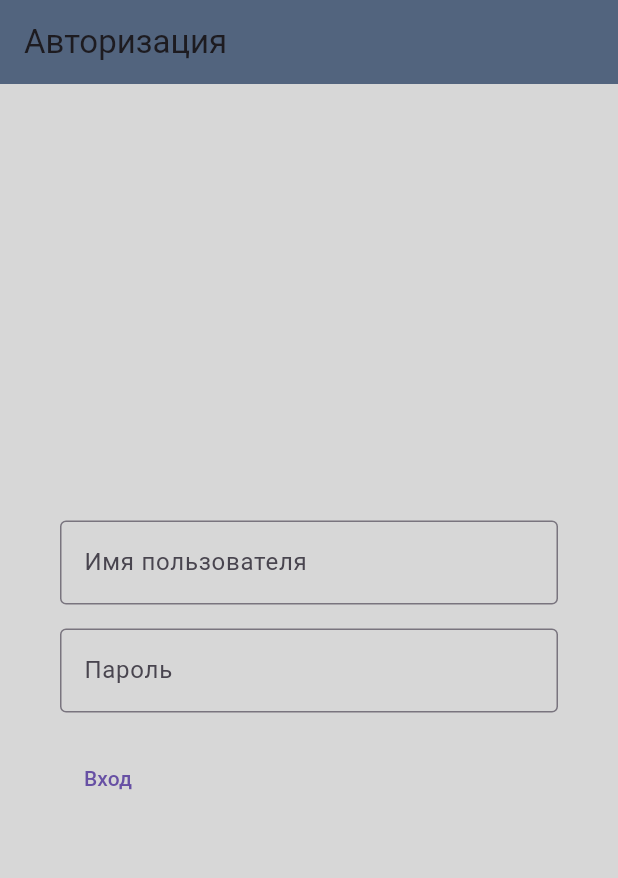
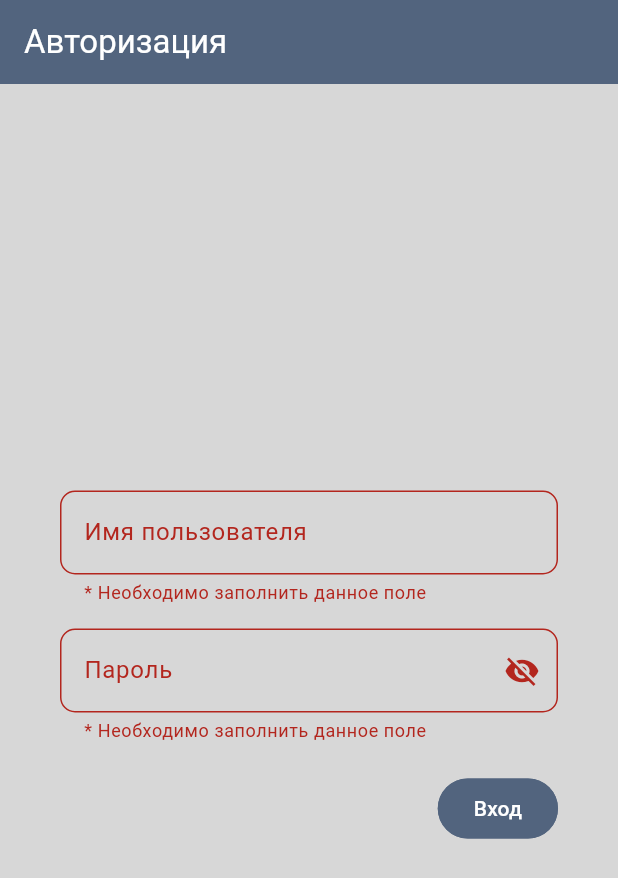
Before and after one commit to SkyNet322/Student_projects_mobile, a Flutter app: the screen it shows after launch, after a tap on "Вход", on a phone screen of 412 x 824 dp. Shown: the top 878 px of the screen. Run offline on Flutter 3.47's test engine with Material 2 defaults, Android fonts, the phone set to English and light mode, and no system bars; our stand-ins replace fluttertoast.

```diff
--- a/lib/authorization.dart
+++ b/lib/authorization.dart
@@ -1,7 +1,9 @@
+import 'package:flutter/cupertino.dart';
 import 'package:flutter/material.dart';
+import 'package:tco_calculator/datainput.dart';
 import 'dart:convert';
-//import 'package:http/http.dart' as http;
-//import 'package:fluttertoast/fluttertoast.dart';
+import 'package:http/http.dart' as http;
+import 'package:fluttertoast/fluttertoast.dart';
 
 class AuthorizationPage extends StatefulWidget {
   @override
@@ -9,14 +11,23 @@ class AuthorizationPage extends StatefulWidget {
 }
 
 class AuthorizationPageState extends State<AuthorizationPage> {
-  final controller1 = TextEditingController();
-  final controller2 = TextEditingController();
+  final _formKey = GlobalKey<FormState>();
+  final username = TextEditingController();
+  final password = TextEditingController();
+  bool passObscure = true;
+  final ButtonStyle buttonStyle = OutlinedButton.styleFrom(
+    primary: Colors.white,
+    backgroundColor: Color(0xFF52647E),
+    side: BorderSide(
+      color: Color(0xFF52647E),
+    ),
+  );
 
  /* Future login() async {
     var url = Uri.http("192.168.137.1", '/login/pp.php', {'q': '{http}'});
     var response = await http.post(url, body: {
-      "username": controller1.text,
-      "password": controller2.text,
+      "username": username.text,
+      "password": password.text,
     });
     var data = json.decode(response.body);
     if (data.toString() == "Success") {
@@ -26,6 +37,11 @@ class AuthorizationPageState extends State<AuthorizationPage> {
         textColor: Colors.white,
         toastLength: Toast.LENGTH_SHORT,
       );
+      Navigator.of(context).push(
+        MaterialPageRoute(
+          builder: (context) => dataInput(),
+        ),
+      );
     } else {
       Fluttertoast.showToast(
         msg: 'Error',
@@ -34,8 +50,8 @@ class AuthorizationPageState extends State<AuthorizationPage> {
         toastLength: Toast.LENGTH_SHORT,
       );
     }
-  }*/
-
+  }
+*/
   @override
   void initState() {
     super.initState();
@@ -44,15 +60,20 @@ class AuthorizationPageState extends State<AuthorizationPage> {
   @override
   void dispose() {
     super.dispose();
-    controller1.dispose();
-    controller2.dispose();
+    username.dispose();
+    password.dispose();
   }
 
   @override
   Widget build(BuildContext context) {
-    return Scaffold(
+    return Form(
+      key: _formKey,
+      child: Scaffold(
         appBar: AppBar(
-        title: Text("Авторизация"),
+          title: Text(
+            "Авторизация",
+            style: TextStyle(color: Colors.white),
+          ),
           backgroundColor: Color(0xFF52647E),
         ),
         resizeToAvoidBottomInset: false,
@@ -60,8 +81,6 @@ class AuthorizationPageState extends State<AuthorizationPage> {
         body: Padding(
           padding: EdgeInsets.all(20),
           child: Container(
-          //width: MediaQuery.of(context).size.width,
-         // height: MediaQuery.of(context).size.height,
             padding: EdgeInsets.only(left: 20, right: 20),
             child: Column(
               crossAxisAlignment: CrossAxisAlignment.start,
@@ -70,43 +89,80 @@ class AuthorizationPageState extends State<AuthorizationPage> {
                 SizedBox(
                   height: 10,
                 ),
-              TextField(
-                controller: controller1,
-
+                TextFormField(
+                  controller: username,
+                  validator: (value) {
+                    if (value == null || value.isEmpty) {
+                      return '* Необходимо заполнить данное поле';
+                    }
+                    return null;
+                  },
                   decoration: InputDecoration(
                     labelText: 'Имя пользователя',
-                  border: OutlineInputBorder(),
+                    border: OutlineInputBorder(
+                      borderRadius: BorderRadius.circular(10),
+                    ),
                   ),
                 ),
                 SizedBox(
                   height: 16,
                 ),
-              TextField(
-                controller: controller2,
+                TextFormField(
+                  controller: password,
+                  validator: (value) {
+                    if (value == null || value.isEmpty) {
+                      return '* Необходимо заполнить данное поле';
+                    }
+                    return null;
+                  },
                   decoration: InputDecoration(
                     labelText: 'Пароль',
-                  border: OutlineInputBorder(),
+                    suffixIcon: IconButton(
+                      onPressed: () {
+                        setState((){
+                          passObscure = !passObscure;
+                        },);
+                      },
+                      icon: Icon(passObscure ? Icons.visibility_off : Icons.visibility),
                     ),
-                //onSaved: (value) =>
-                //    setState(() => password = value!),
+                    border: OutlineInputBorder(
+                      borderRadius: BorderRadius.circular(10),
+                    ),
+                  ),
+                  obscureText: passObscure,
                 ),
                 SizedBox(
                   height: 20,
                 ),
-              TextButton(
+                Row(
+                  mainAxisAlignment: MainAxisAlignment.spaceBetween,
+                  children: [
+                    SizedBox(
+                      width: 20,
+                    ),
+                    OutlinedButton(
+                      style: buttonStyle,
+                      onPressed: () {
+                        if (_formKey.currentState!.validate()) {
 
-                onPressed: () {
-                  //  var isValid = formKey.currentState?.validate();
-                  /*   if (isValid!) {
-                              formKey.currentState?.save();
-                            }*/
+                          Navigator.of(context).push(
+                            MaterialPageRoute(
+                              builder: (context) => dataInput(),
+                            ),
+                          );
+
+
                          // login();
-                  print(controller1.value);
-                  print(controller2.value);
+                          print(username.value);
+                          print(password.value);
+                        }
                       },
                       child: Text("Вход"),
                     )
                   ],
+                ),
+              ],
+            ),
           ),
         ),
       ),
--- a/lib/main.dart
+++ b/lib/main.dart
@@ -1,5 +1,7 @@
 import 'package:flutter/material.dart';
 import 'package:tco_calculator/authorization.dart';
+import 'package:tco_calculator/datainput.dart';
+
 void main() {
   runApp(const MyApp());
 }
@@ -13,7 +15,6 @@ class MyApp extends StatelessWidget {
 
       theme: ThemeData(
         useMaterial3: true,
-        primaryColor: Colors.amber
       ),
       home: AuthorizationPage(),
     );
```
Also changed, not shown: lib/datainput.dart (added, +125 -0 lines), 1 other file. Lines whose indentation alone changed are shown as unchanged.
